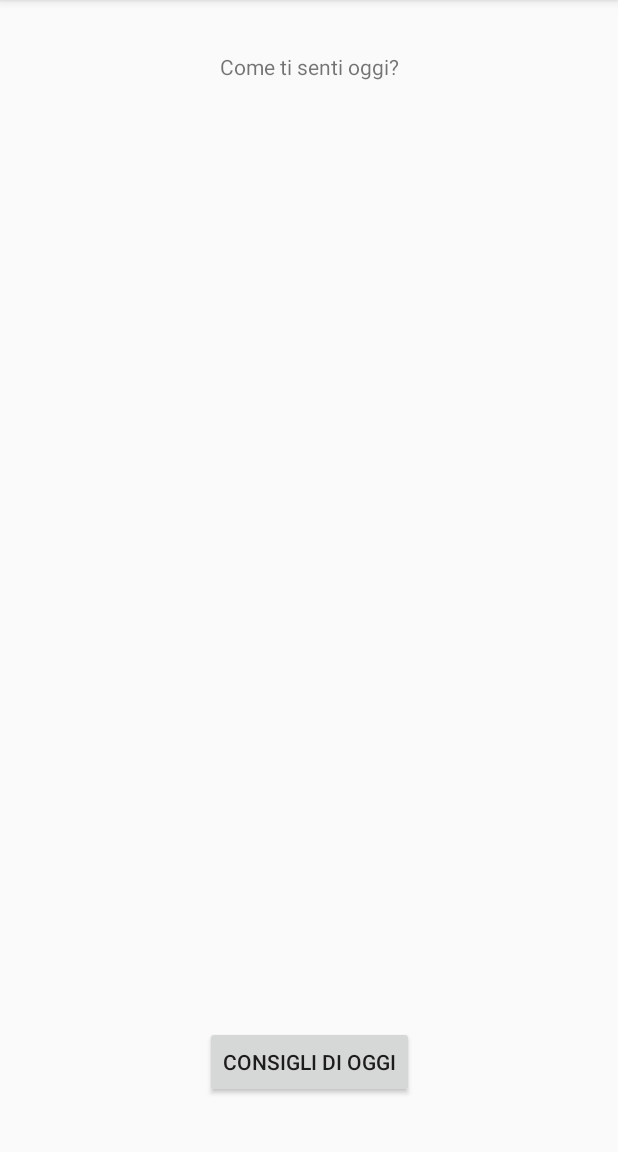
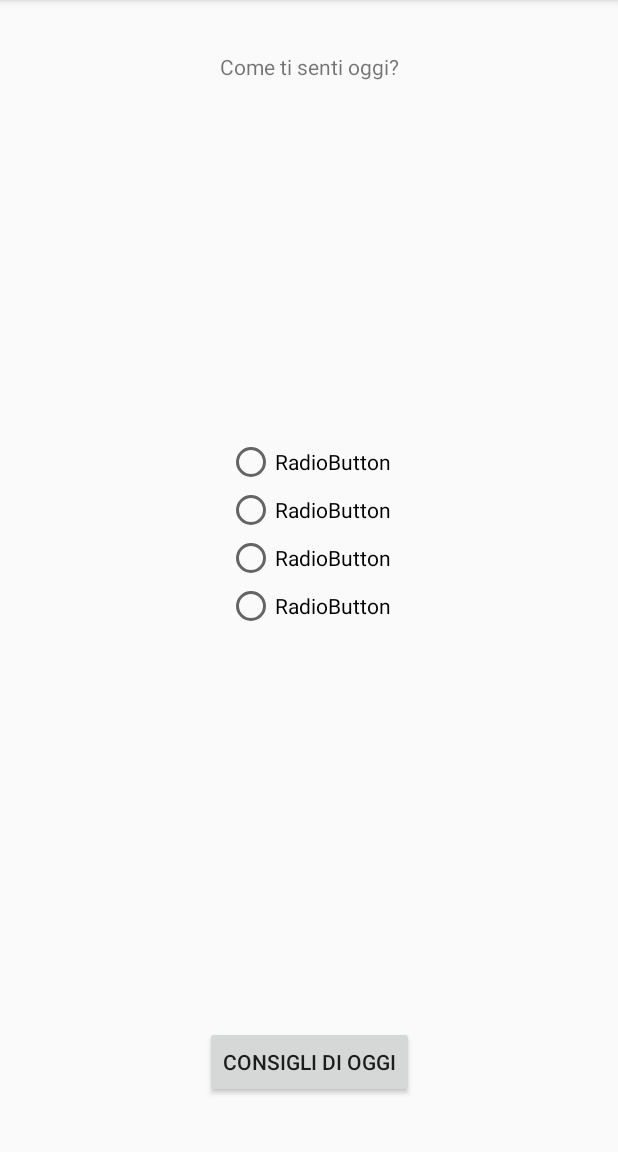
Before and after one commit to Domenico2299/EmotionalBook, an Android app: the screen it shows after launch (MainActivity), on a phone screen of 412 x 824 dp, the part 84-1236 px from its top. Run offline under Robolectric (Android 15) with nearby library versions, the phone set to English and light mode, and no system bars.

Commit message:
Aggiunto RadioGroup

```diff
--- a/app/src/main/res/layout/activity_main.xml
+++ b/app/src/main/res/layout/activity_main.xml
@@ -20,6 +20,7 @@
         app:layout_constraintTop_toTopOf="parent"
         app:layout_constraintVertical_bias="0.113" />
 
+
     <Button
         android:id="@+id/buttonToAdvices"
         android:layout_width="wrap_content"
@@ -31,4 +32,41 @@
         app:layout_constraintTop_toBottomOf="@+id/toolbar"
         app:layout_constraintVertical_bias="0.95" />
 
+    <RadioGroup
+        android:layout_width="wrap_content"
+        android:layout_height="wrap_content"
+        app:layout_constraintBottom_toBottomOf="parent"
+        app:layout_constraintEnd_toEndOf="parent"
+        app:layout_constraintStart_toStartOf="parent"
+        app:layout_constraintTop_toTopOf="parent">
+
+        <RadioButton
+            android:id="@+id/radioButton5"
+            android:layout_width="match_parent"
+            android:layout_height="wrap_content"
+            android:text="RadioButton" />
+
+        <RadioButton
+            android:id="@+id/radioButton6"
+            android:layout_width="match_parent"
+            android:layout_height="wrap_content"
+            android:text="RadioButton" />
+
+        <RadioButton
+            android:id="@+id/radioButton7"
+            android:layout_width="match_parent"
+            android:layout_height="wrap_content"
+            android:text="RadioButton" />
+
+        <RadioButton
+            android:id="@+id/radioButton8"
+            android:layout_width="match_parent"
+            android:layout_height="wrap_content"
+            android:text="RadioButton" />
+    </RadioGroup><![CDATA[
+
+    />
+
+
+]]>
 </androidx.constraintlayout.widget.ConstraintLayout>
```
